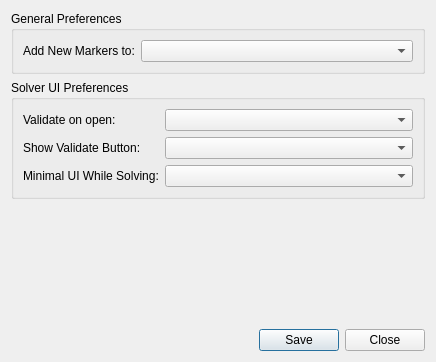
The window that python/mmSolver/tools/userprefswindow/ui/pref_layout.ui (david-cattermole/mayaMatchMoveSolver) describes before a commit, drawn with Qt 5.
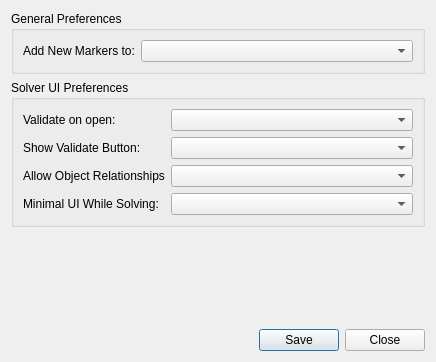
The same window after the commit.

Commit message:
Add user preference 'Solver UI - Allow Object Relationships' to window.
The user can turn on/off the feature to automatically remove objects
that are not detected to be inside the solver.

Issue #222

Diff of the .ui file:
```diff
--- a/python/mmSolver/tools/userprefswindow/ui/pref_layout.ui
+++ b/python/mmSolver/tools/userprefswindow/ui/pref_layout.ui
@@ -65,16 +65,26 @@
         <item row="1" column="1">
          <widget class="QComboBox" name="showValidateButtonComboBox"/>
         </item>
-        <item row="2" column="0">
+        <item row="2" column="1">
+         <widget class="QComboBox" name="allowObjectRelationsComboBox"/>
+        </item>
+        <item row="3" column="0">
          <widget class="QLabel" name="minimalUIWhileSolvingLabel">
           <property name="text">
            <string>Minimal UI While Solving:</string>
           </property>
          </widget>
         </item>
-        <item row="2" column="1">
+        <item row="3" column="1">
          <widget class="QComboBox" name="minimalUIWhileSolvingComboBox"/>
         </item>
+        <item row="2" column="0">
+         <widget class="QLabel" name="allowObjectRelationsLabel">
+          <property name="text">
+           <string>Allow Object Relationships</string>
+          </property>
+         </widget>
+        </item>
        </layout>
       </item>
      </layout>
```
The commit also changes 2 other files.
